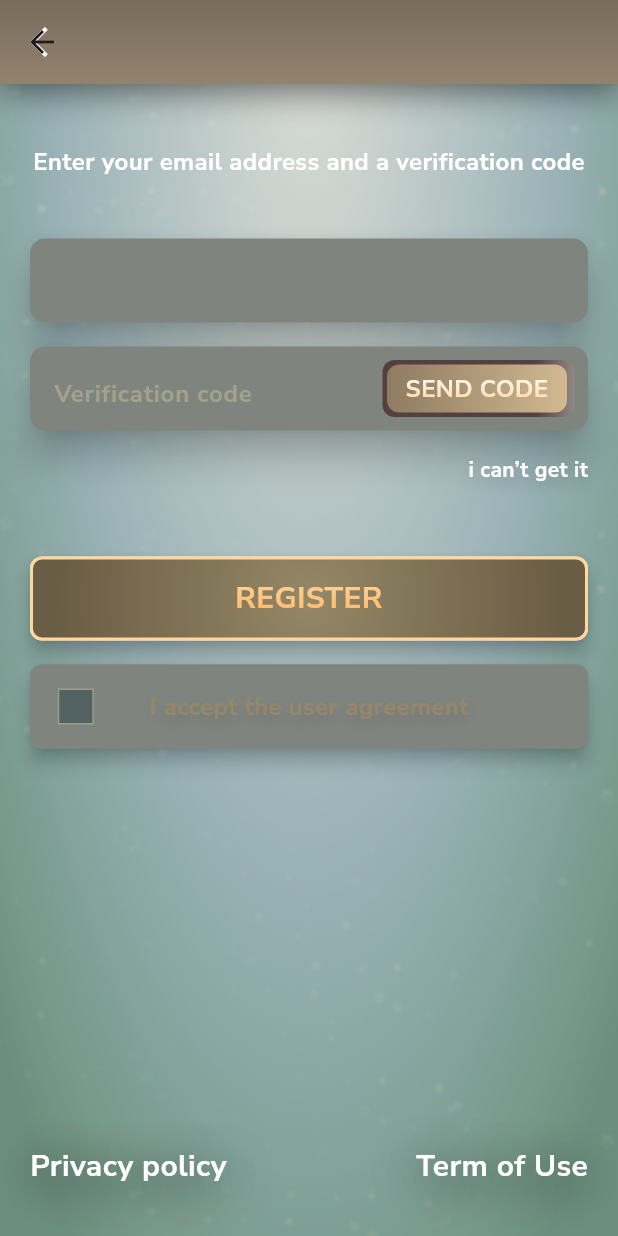
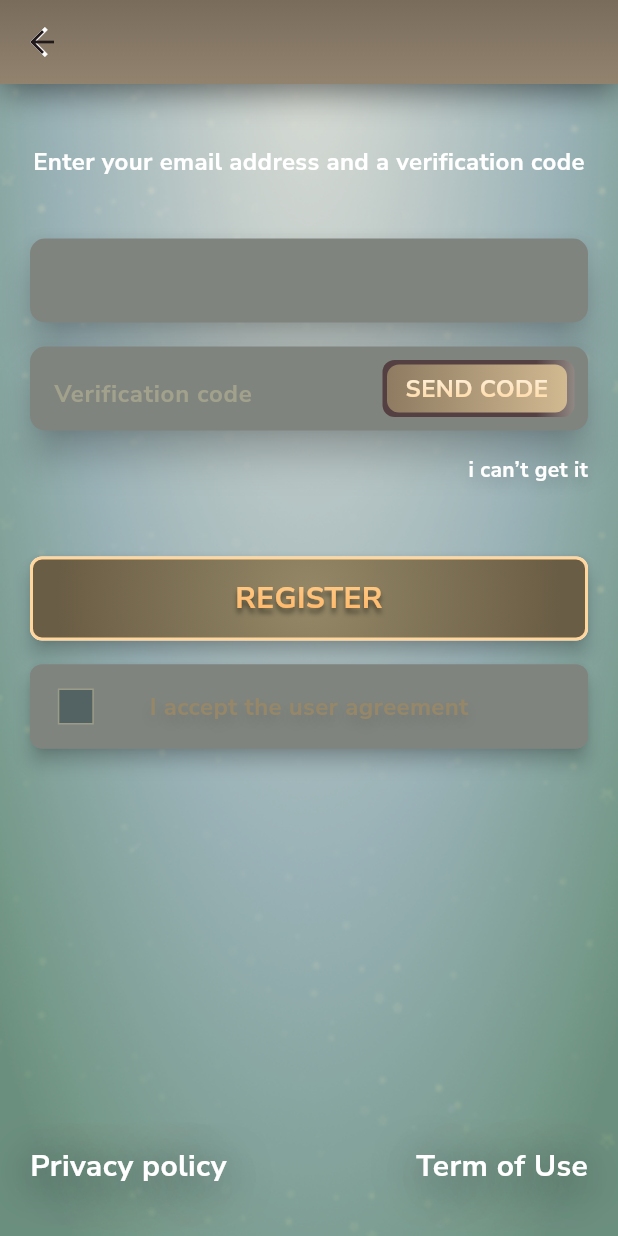
Before and after one commit to Jason1258t/books-nft-ui, a Flutter app: the RegisterScreen screen opened by its route, on a phone screen of 412 x 824 dp. Run offline on Flutter 3.47's test engine with Material 2 defaults, Android fonts, the phone set to English and light mode, and no system bars; our stand-ins replace flutter_svg, google_fonts.

Commit message:
хочу плакац

```diff
--- a/lib/feature/home/home.dart
+++ b/lib/feature/home/home.dart
@@ -1,6 +1,6 @@
 import 'package:flutter/material.dart';
 import 'package:flutter_svg/flutter_svg.dart';
-import 'package:nft/feature/wallet/ui/wallet.dart';
+import 'package:nft/feature/wallet/ui/create_wallet.dart';
 import 'package:nft/utils/colors.dart';
 import 'package:nft/utils/fonts.dart';
 import 'package:nft/widget/stats/stat.dart';
--- a/lib/utils/fonts.dart
+++ b/lib/utils/fonts.dart
@@ -18,7 +18,9 @@ class AppTypography {
       //color: AppColors.buttonText,
       fontSize: 20,
       fontWeight: FontWeight.w700,
-  );
+      shadows: [
+        const Shadow(color: Colors.black45, blurRadius: 4, offset: Offset(0, 3))
+      ]);
 
   static final buttonText16 = _font.copyWith(
     foreground: Paint()
@@ -103,4 +105,10 @@ class AppTypography {
           color: Colors.black12,
         ),
       ]);
+
+  static final font20whiteW800 = _fontGilroy.copyWith(
+      color: Colors.white, fontSize: 20, fontWeight: FontWeight.w800);
+
+  static final font12white = _fontGilroy.copyWith(
+      color: Colors.white, fontSize: 12, fontWeight: FontWeight.w400);
 }
--- a/lib/utils/gradients.dart
+++ b/lib/utils/gradients.dart
@@ -5,6 +5,6 @@ class AppGradients{
   static const LinearGradient goldWhiteGr  = LinearGradient(
       begin: Alignment.topCenter,
       end: Alignment.bottomCenter,
-      colors: <Color>[Colors.white, AppColors.goldBorder]
+      colors: <Color>[Color(0xffFFF4E4), AppColors.goldBorder]
   );
 }
--- a/lib/widget/buttons/custom_elevated_button.dart
+++ b/lib/widget/buttons/custom_elevated_button.dart
@@ -4,10 +4,20 @@ import 'package:nft/utils/fonts.dart';
 import 'package:nft/utils/gradients.dart';
 
 class CustomElevatedButton extends StatelessWidget {
-  const CustomElevatedButton({super.key, required this.text, required this.onTap, this.width});
+  const CustomElevatedButton(
+      {super.key,
+      required this.text,
+      required this.onTap,
+      this.width,
+      this.gradient = const RadialGradient(colors: [
+        AppColors.buttonLightColor,
+        AppColors.buttonDarkColor,
+      ], radius: 3)});
+
   final String text;
   final VoidCallback onTap;
   final double? width;
+  final Gradient gradient;
 
   @override
   Widget build(BuildContext context) {
@@ -22,22 +32,17 @@ class CustomElevatedButton extends StatelessWidget {
             decoration: BoxDecoration(
                 border: Border.all(color: AppColors.goldBorder, width: 2),
                 borderRadius: BorderRadius.circular(8),
-                gradient: const RadialGradient(colors: [
-                  AppColors.buttonLightColor,
-                  AppColors.buttonDarkColor,
-                ], radius: 3)),
+                gradient: gradient),
             alignment: Alignment.center,
             child: ShaderMask(
-              shaderCallback: (Rect rect) {
-                return AppGradients.goldWhiteGr.createShader(rect);
-              },
+              shaderCallback: (Rect rect) =>
+                  AppGradients.goldWhiteGr.createShader(rect),
               child: Text(
                 text,
                 textAlign: TextAlign.center,
-                style: AppTypography.buttonText20,
+                style: AppTypography.buttonText20
               ),
-            )
-        ),
+            )),
       ),
     );
   }
--- a/lib/widget/text_field/text_field_with_button.dart
+++ b/lib/widget/text_field/text_field_with_button.dart
@@ -23,7 +23,7 @@ class CustomTextFieldWithButton extends StatelessWidget {
       required this.controller,
       required this.suffixIcon,
       this.width = double.infinity,
-      this.height = 50,
+      this.height = 56,
       this.obscureText = false,
       this.maxLines = 1,
       this.maxLength,
```
Also changed, not shown: lib/feature/wallet/ui/confirm_phrase.dart (+33 -12 lines), lib/feature/wallet/ui/create_wallet.dart (added, +47 -0 lines), lib/feature/wallet/ui/phrase.dart (+11 -3 lines), lib/feature/wallet/ui/wallet.dart (+24 -26 lines), lib/feature/wallet/ui/wallet_screen.dart (+13 -3 lines), lib/widget/buttons/column_elevated_button.dart (added, +55 -0 lines), lib/widget/buttons/row_elevated_button.dart (added, +60 -0 lines), lib/widget/containers/token_container.dart (added, +52 -0 lines), Assets/icons/clc.svg (added), Assets/icons/receive.svg (added), Assets/icons/withdraw.svg (added), lib/generated/assets.dart. Lines whose indentation alone changed are shown as unchanged.
